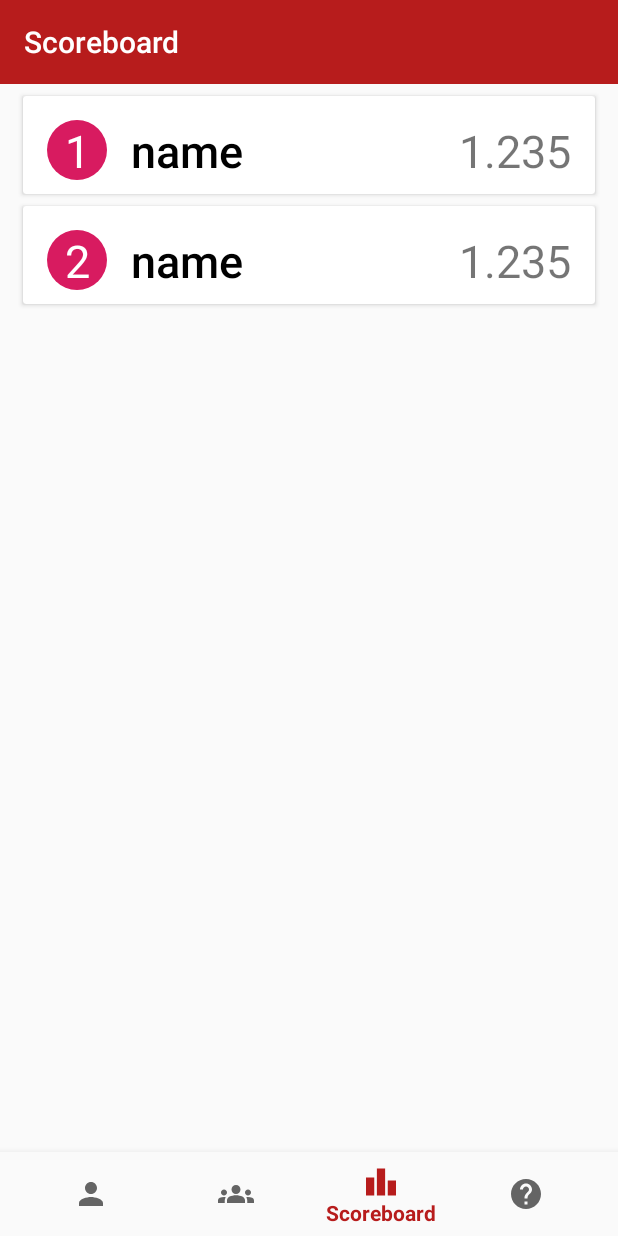
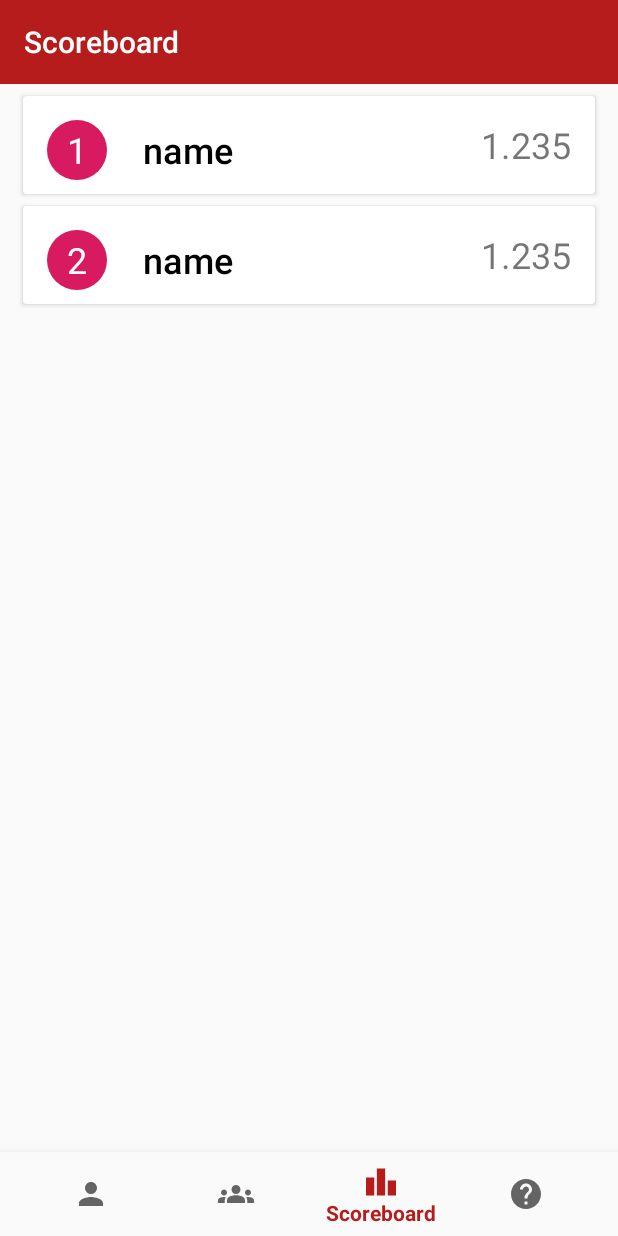
Before and after one commit to AlessiOrl/BrawlItOut, an Android app: the ScoreFragment screen opened through its navigation route, on a phone screen of 412 x 824 dp. Run offline under Robolectric (Android 15) with nearby library versions, the light colour scheme and no system bars; our stand-ins replace navigation-ui; libraries missing offline, so code that uses them is left out: pl.droidsonroids.gif; 2 statements that could not run were skipped.

Commit message:
Fixed Timer format and small changes in item_score.xml

```diff
--- a/app/src/main/java/orlando/hci/brawlitout/Adapters/RecyclerAdapter.java
+++ b/app/src/main/java/orlando/hci/brawlitout/Adapters/ScoreboardAdapter.java
@@ -8,15 +8,16 @@ import android.widget.TextView;
 import androidx.annotation.NonNull;
 import androidx.recyclerview.widget.RecyclerView;
 
+import java.text.DecimalFormat;
 import java.util.ArrayList;
 
 import orlando.hci.brawlitout.R;
 import orlando.hci.brawlitout.Utils.Player;
 
-public class RecyclerAdapter extends RecyclerView.Adapter<RecyclerAdapter.MyViewHolder> {
+public class ScoreboardAdapter extends RecyclerView.Adapter<ScoreboardAdapter.MyViewHolder> {
     private ArrayList<Player> usersList;
 
-    public RecyclerAdapter(ArrayList<Player> usersList){
+    public ScoreboardAdapter(ArrayList<Player> usersList){
         this.usersList = usersList;
     }
 
@@ -44,14 +45,11 @@ public class RecyclerAdapter extends RecyclerView.Adapter<RecyclerAdapter.MyView
     @Override
     public void onBindViewHolder(@NonNull MyViewHolder holder, int position) {
         String name = usersList.get(position).getName();
-        Float time = usersList.get(position).getTime();
+        double time = usersList.get(position).getTime();
 
         holder.place.setText(Integer.toString(position+1));
-        holder.place.setTextSize(30);
         holder.nameTxt.setText(name);
-        holder.nameTxt.setTextSize(30);
-        holder.time.setText(time.toString());
-        holder.time.setTextSize(30);
+        holder.time.setText(new DecimalFormat("#.###").format(time));
     }
 
     @Override
--- a/app/src/main/java/orlando/hci/brawlitout/Fragments/ScoreFragment.java
+++ b/app/src/main/java/orlando/hci/brawlitout/Fragments/ScoreFragment.java
@@ -19,7 +19,7 @@ import androidx.recyclerview.widget.RecyclerView;
 import java.io.IOException;
 import java.util.ArrayList;
 
-import orlando.hci.brawlitout.Adapters.RecyclerAdapter;
+import orlando.hci.brawlitout.Adapters.ScoreboardAdapter;
 import orlando.hci.brawlitout.R;
 import orlando.hci.brawlitout.Utils.DataHandlerSingleton;
 import orlando.hci.brawlitout.Utils.Player;
@@ -32,7 +32,7 @@ public class ScoreFragment extends Fragment {
     private ArrayList<Player> usersList;
     private RecyclerView recyclerView;
     private Context context;
-    RecyclerAdapter adapter;
+    ScoreboardAdapter adapter;
 
 
 
@@ -70,7 +70,7 @@ public class ScoreFragment extends Fragment {
     }
 
     private void setAdapter(){
-        adapter = new RecyclerAdapter(usersList);
+        adapter = new ScoreboardAdapter(usersList);
         RecyclerView.LayoutManager layoutManager = new LinearLayoutManager(getActivity().getApplicationContext());
         recyclerView.setLayoutManager(layoutManager);
         recyclerView.setItemAnimator(new DefaultItemAnimator());
@@ -83,9 +83,6 @@ public class ScoreFragment extends Fragment {
         usersList = dataHandler.getPlayers();
         //todo: remove, this is a debug line
         dataHandler.add(new Player("name", (float) (Math.round((float)1.2345 *1000.0)/1000.0)));
-        usersList.forEach(x -> x.setTime((float) (Math.round(x.getTime()*1000.0)/1000.0)));
-        //usersList.add(new Player("name", (float) (Math.round((float)1.2345 *1000.0)/1000.0)));
-        //adapter.notifyItemInserted(usersList.size()-1);
 
         //LinkedHashMap preserve the ordering of elements in which they are inserted
 
--- a/app/src/main/java/orlando/hci/brawlitout/Fragments/SinglePFragment.java
+++ b/app/src/main/java/orlando/hci/brawlitout/Fragments/SinglePFragment.java
@@ -32,6 +32,7 @@ import pl.droidsonroids.gif.GifImageButton;
 
 import java.io.IOException;
 import java.text.DateFormat;
+import java.text.DecimalFormat;
 import java.text.SimpleDateFormat;
 import java.util.ArrayList;
 import java.util.List;
@@ -43,7 +44,7 @@ public class SinglePFragment extends Fragment implements SensorEventListener {
 
     private long starttime;
     private long endtime;
-    private float difference;
+    private double difference;
     private Button ss_btn;
     private Button r_btn;
     private GifImageButton imageButton;
@@ -58,9 +59,9 @@ public class SinglePFragment extends Fragment implements SensorEventListener {
     private Float zTotal = (float) 0;
     private SensorManager sensorManager;
     private Sensor accelerometer, gyroscope;
-    private List<Float> xHistory = new ArrayList<Float>();
-    private List<Float> yHistory = new ArrayList<Float>();
-    private List<Float> zHistory = new ArrayList<Float>();
+    private List<Float> xHistory = new ArrayList<>();
+    private List<Float> yHistory = new ArrayList<>();
+    private List<Float> zHistory = new ArrayList<>();
     private Integer gameState = 0;
     private String username;
     private Player player;
@@ -99,6 +100,10 @@ public class SinglePFragment extends Fragment implements SensorEventListener {
         imageButton = (GifImageButton) root.findViewById(R.id.image_button);
         usernameTextE = (EditText) root.findViewById(R.id.edit_username);
         usernameTextV = (TextView) root.findViewById(R.id.text_username);
+
+        //todo:remove
+        Button debugButton = (Button) root.findViewById(R.id.degub_btn);
+
 
         if (factivity != null) {
             usernameTextV.setText(this.username);
@@ -148,6 +153,25 @@ public class SinglePFragment extends Fragment implements SensorEventListener {
                 } catch (ClassNotFoundException e) {
                     e.printStackTrace();
                 }
+            }
+        });
+
+        debugButton.setOnClickListener(new View.OnClickListener() {
+            @Override
+            public void onClick(View v) {
+                try {
+                    starttime = System.nanoTime();
+                    Thread.sleep(500);
+                    stopGame();
+                    saveScore();
+                } catch (InterruptedException e) {
+                    e.printStackTrace();
+                } catch (IOException e) {
+                    e.printStackTrace();
+                } catch (ClassNotFoundException e) {
+                    e.printStackTrace();
+                }
+
             }
         });
 
@@ -243,8 +267,8 @@ public class SinglePFragment extends Fragment implements SensorEventListener {
                 " Y: " + yTotal +
                 " Z: " + zTotal);
         endtime = System.nanoTime();
-        difference = (float) ((endtime - starttime) / 1e3);
-        updateTime(difference / 1e3);
+        difference =  Math.floor(((endtime - starttime) / 1e9) * 1e6) / 1e6;
+        updateTime(difference);
 
     }
 
@@ -269,8 +293,7 @@ public class SinglePFragment extends Fragment implements SensorEventListener {
         if (updatedTime == -1) {
             result.setText("");
         } else {
-            DateFormat format = new SimpleDateFormat("ss.SSS");
-            String displayTime = format.format(updatedTime);
+            String displayTime = new DecimalFormat("#.###").format(updatedTime);
             result.setText(displayTime);
         }
     }
--- a/app/src/main/java/orlando/hci/brawlitout/Utils/Player.java
+++ b/app/src/main/java/orlando/hci/brawlitout/Utils/Player.java
@@ -8,15 +8,15 @@ public class Player implements Serializable {
 
 
     private String name;
-    private float time;
+    private double time;
 
     public Player(String name) {
 
         this.name = name;
-        this.time = (float) -1.0;
+        this.time = -1.0;
     }
 
-    public Player(String name, float time) {
+    public Player(String name, double time) {
 
         this.name = name;
         this.time = time;
@@ -27,7 +27,7 @@ public class Player implements Serializable {
         return name;
     }
 
-    public Float getTime() {
+    public double getTime() {
         return time;
     }
 
@@ -40,7 +40,7 @@ public class Player implements Serializable {
         this.name = name;
     }
 
-    public void setTime(float time) {
+    public void setTime(double time) {
         this.time = time;
     }
 
--- a/app/src/main/res/layout/item_score.xml
+++ b/app/src/main/res/layout/item_score.xml
@@ -25,6 +25,7 @@
             android:id="@+id/place"
             android:layout_width="40dp"
             android:layout_height="40dp"
+            android:textSize="24sp"
 
             android:layout_marginStart="16dp"
             android:layout_marginTop="16dp"
@@ -36,9 +37,10 @@
         <TextView
             android:id="@+id/nameTxt"
             style="@style/TextAppearance.AppCompat.Title"
+            android:textSize="24sp"
             android:layout_width="wrap_content"
             android:layout_height="33dp"
-            android:layout_marginStart="16dp"
+            android:layout_marginStart="24dp"
             android:layout_marginTop="16dp"
             android:layout_marginEnd="16dp"
             android:layout_marginBottom="16dp"
@@ -51,6 +53,7 @@
 
         <TextView
             android:id="@+id/time"
+            android:textSize="24sp"
             android:layout_width="match_parent"
             android:layout_height="match_parent"
             android:layout_marginStart="16dp"
```
Also changed, not shown: app/src/main/res/layout/fragment_single.xml (+12 -1 lines).
